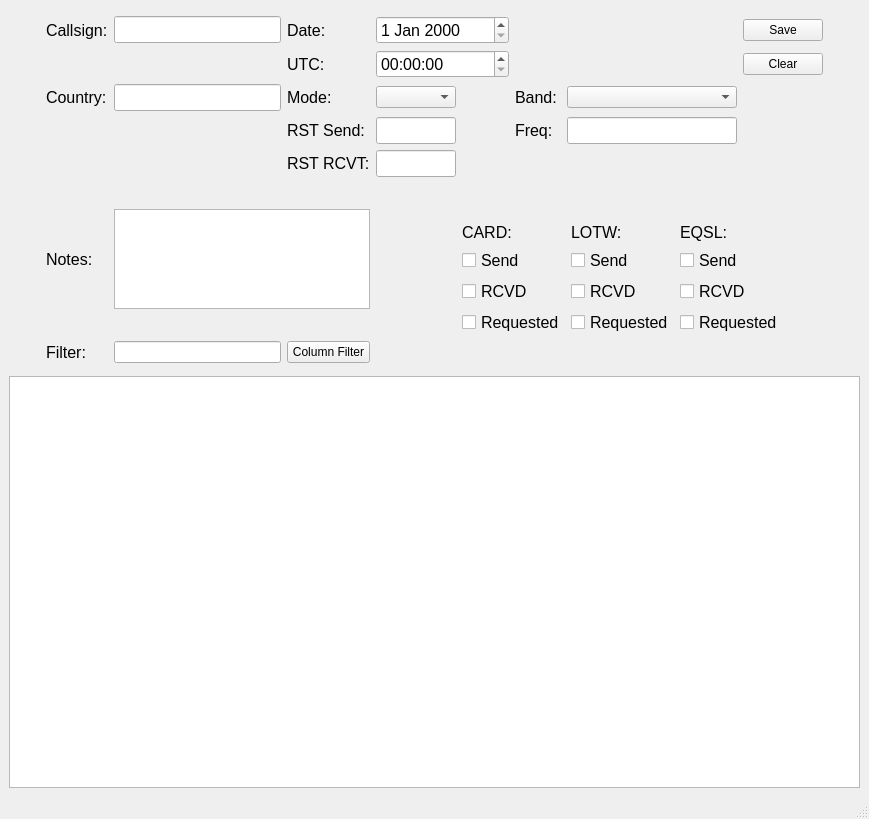
Before: the Qt Designer form KissXPLog/logger_gui.ui in Punki/KissXPLog, drawn with Qt 5.
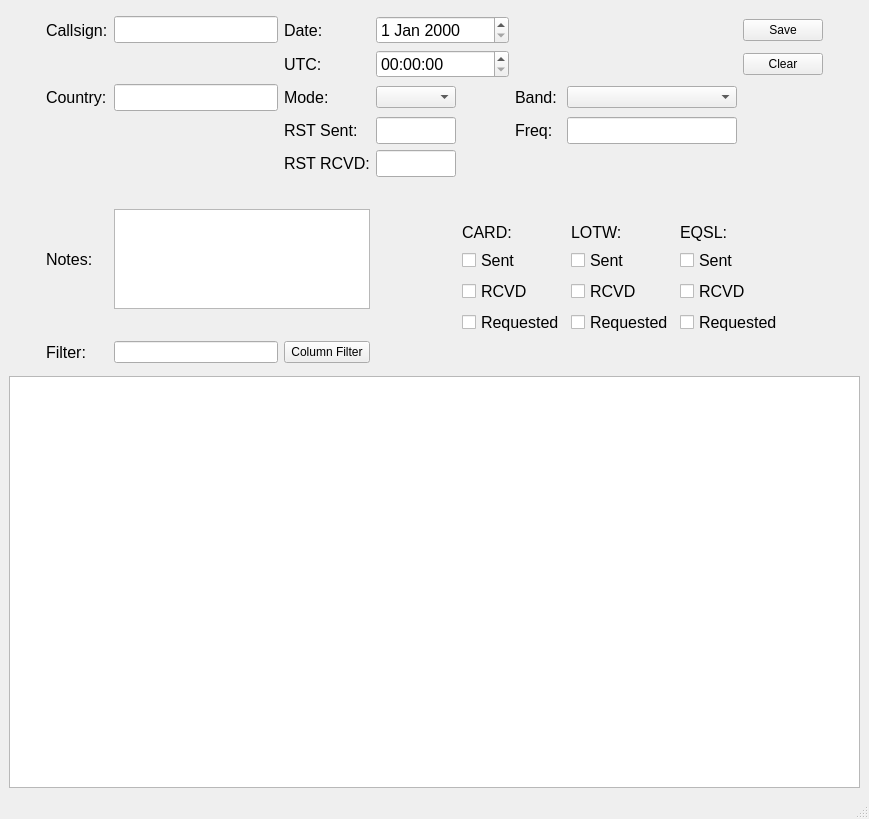
After: the same form once the commit is applied.

Commit message: Minor Fix: editing an empty table shows now a dialog Fix: Ask before Overwrite existing File Test now create /data/ dir Typo > SENT and RCVD Cleared double Message code

The edit to the form file:
```diff
--- a/KissXPLog/logger_gui.ui
+++ b/KissXPLog/logger_gui.ui
@@ -98,7 +98,7 @@
          </font>
         </property>
         <property name="text">
-         <string>RST Send:</string>
+         <string>RST Sent:</string>
         </property>
        </widget>
       </item>
@@ -331,7 +331,7 @@
            </font>
           </property>
           <property name="text">
-           <string>Send</string>
+           <string>Sent</string>
           </property>
          </widget>
         </item>
@@ -397,7 +397,7 @@
            </font>
           </property>
           <property name="text">
-           <string>Send</string>
+           <string>Sent</string>
           </property>
          </widget>
         </item>
@@ -440,7 +440,7 @@
            </font>
           </property>
           <property name="text">
-           <string>Send</string>
+           <string>Sent</string>
           </property>
          </widget>
         </item>
@@ -604,7 +604,7 @@
          </font>
         </property>
         <property name="text">
-         <string>RST RCVT:</string>
+         <string>RST RCVD:</string>
         </property>
        </widget>
       </item>
```
Left out of the diff: 14 changed lines with no effect on the pictures. The commit also changes 11 other files.
